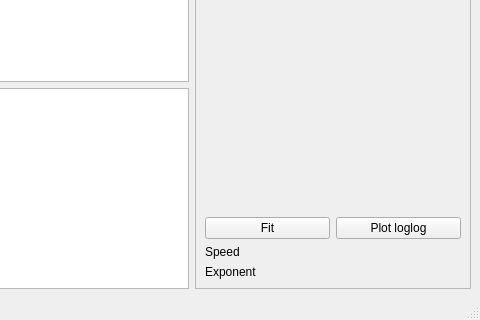
First picture: the form in microcavities/analysis/SumFitting.ui, repository YagoDel/microcavities, before the edit; both pictures show x 472 to 952 and y 260 to 580 of the 952 by 580 pixel window.
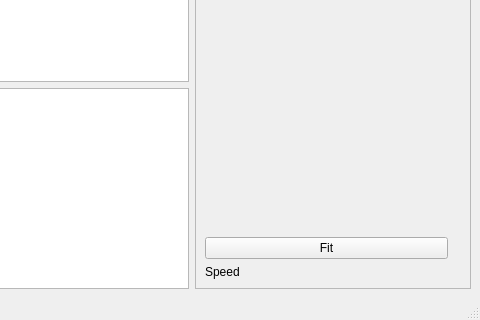
Second picture: the form after the edit. Custom widgets are drawn as their Qt base class.

Commit message: Fitting linear trends

Diff of the .ui file:
```diff
--- a/microcavities/analysis/SumFitting.ui
+++ b/microcavities/analysis/SumFitting.ui
@@ -41,7 +41,32 @@
        <enum>QFrame::Raised</enum>
       </property>
       <layout class="QGridLayout" name="gridLayout_3">
-       <item row="2" column="0">
+       <item row="0" column="0" colspan="2">
+        <widget class="QWidget" name="widget_replaceable" native="true">
+         <property name="sizePolicy">
+          <sizepolicy hsizetype="MinimumExpanding" vsizetype="MinimumExpanding">
+           <horstretch>0</horstretch>
+           <verstretch>0</verstretch>
+          </sizepolicy>
+         </property>
+         <layout class="QGridLayout" name="gridLayout_4"/>
+        </widget>
+       </item>
+       <item row="3" column="1">
+        <widget class="QLabel" name="label_speed">
+         <property name="text">
+          <string/>
+         </property>
+        </widget>
+       </item>
+       <item row="4" column="1">
+        <widget class="QLabel" name="label_exponent">
+         <property name="text">
+          <string/>
+         </property>
+        </widget>
+       </item>
+       <item row="4" column="0">
         <widget class="QLabel" name="label">
          <property name="text">
           <string>Speed</string>
@@ -49,40 +74,6 @@
         </widget>
        </item>
        <item row="3" column="0">
-        <widget class="QLabel" name="label_2">
-         <property name="text">
-          <string>Exponent</string>
-         </property>
-        </widget>
-       </item>
-       <item row="2" column="1">
-        <widget class="QLabel" name="label_speed">
-         <property name="text">
-          <string/>
-         </property>
-        </widget>
-       </item>
-       <item row="3" column="1">
-        <widget class="QLabel" name="label_exponent">
-         <property name="text">
-          <string/>
-         </property>
-        </widget>
-       </item>
-       <item row="1" column="1">
-        <widget class="QPushButton" name="button_plotlog">
-         <property name="sizePolicy">
-          <sizepolicy hsizetype="Expanding" vsizetype="Fixed">
-           <horstretch>0</horstretch>
-           <verstretch>0</verstretch>
-          </sizepolicy>
-         </property>
-         <property name="text">
-          <string>Plot loglog</string>
-         </property>
-        </widget>
-       </item>
-       <item row="1" column="0">
         <widget class="QPushButton" name="button_fitlinear">
          <property name="sizePolicy">
           <sizepolicy hsizetype="Expanding" vsizetype="Fixed">
```
Left out of the diff: 18 changed lines with no effect on the pictures. The commit also changes 1 other file.
